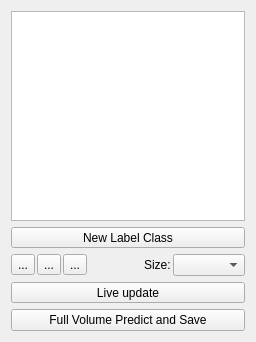
First picture: the form in ilastik/applets/pixelClassification/labelingDrawer.ui, repository ilastik/ilastik, before the edit.
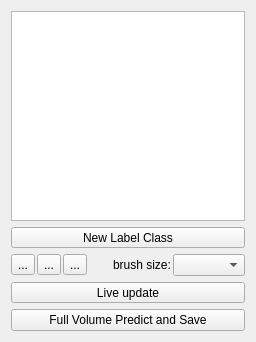
Second picture: the form after the edit. Icons and pictures are not drawn. Custom widgets are drawn as their Qt base class.

Commit message: ui: "Size:" --> "brush size:", fixes #256

Patch:
```diff
--- a/ilastik/applets/pixelClassification/labelingDrawer.ui
+++ b/ilastik/applets/pixelClassification/labelingDrawer.ui
@@ -119,7 +119,7 @@
      <item>
       <widget class="QLabel" name="brushSizeCaption">
        <property name="text">
-        <string>Size:</string>
+        <string>brush size:</string>
        </property>
       </widget>
      </item>
```
The commit also changes 4 other files.
